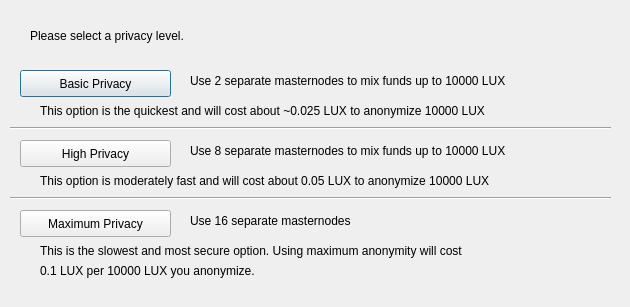
Before: the Qt Designer form src/qt/forms/obfuscationconfig.ui in JustPayments/JustPay, drawn with Qt 5.
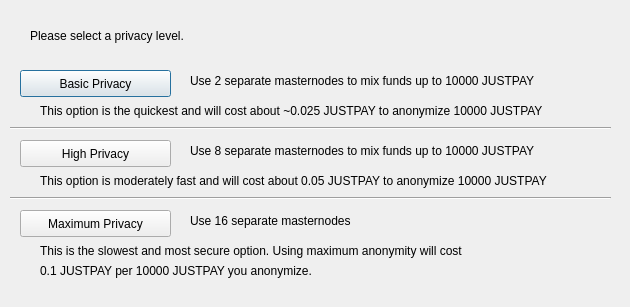
After: the same form once the commit is applied.

Commit message: Change wording from lux to justpay in files

```diff
--- a/src/qt/forms/obfuscationconfig.ui
+++ b/src/qt/forms/obfuscationconfig.ui
@@ -75,7 +75,7 @@
     </rect>
    </property>
    <property name="text">
-    <string>Use 2 separate masternodes to mix funds up to 10000 LUX</string>
+    <string>Use 2 separate masternodes to mix funds up to 10000 JUSTPAY</string>
    </property>
   </widget>
   <widget class="QLabel" name="label_3">
@@ -88,7 +88,7 @@
     </rect>
    </property>
    <property name="text">
-    <string>Use 8 separate masternodes to mix funds up to 10000 LUX</string>
+    <string>Use 8 separate masternodes to mix funds up to 10000 JUSTPAY</string>
    </property>
   </widget>
   <widget class="QLabel" name="label_4">
@@ -114,7 +114,7 @@
     </rect>
    </property>
    <property name="text">
-    <string>This option is the quickest and will cost about ~0.025 LUX to anonymize 10000 LUX</string>
+    <string>This option is the quickest and will cost about ~0.025 JUSTPAY to anonymize 10000 JUSTPAY</string>
    </property>
   </widget>
   <widget class="QLabel" name="label_7">
@@ -127,7 +127,7 @@
     </rect>
    </property>
    <property name="text">
-    <string>This option is moderately fast and will cost about 0.05 LUX to anonymize 10000 LUX</string>
+    <string>This option is moderately fast and will cost about 0.05 JUSTPAY to anonymize 10000 JUSTPAY</string>
    </property>
   </widget>
   <widget class="QLabel" name="label_8">
@@ -153,7 +153,7 @@
     </rect>
    </property>
    <property name="text">
-    <string>0.1 LUX per 10000 LUX you anonymize.</string>
+    <string>0.1 JUSTPAY per 10000 JUSTPAY you anonymize.</string>
    </property>
   </widget>
   <widget class="Line" name="line">
```
The commit also changes 174 other files.
